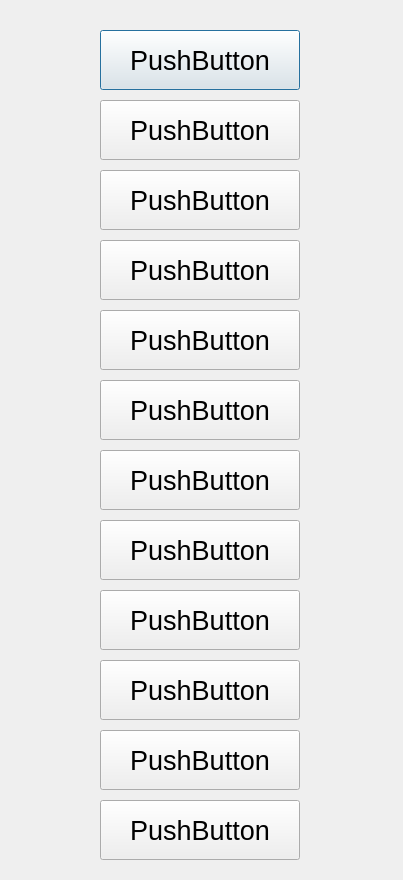
Qt form frontend/main.ui (pleiadesian/IdaoWatcher) before a commit.
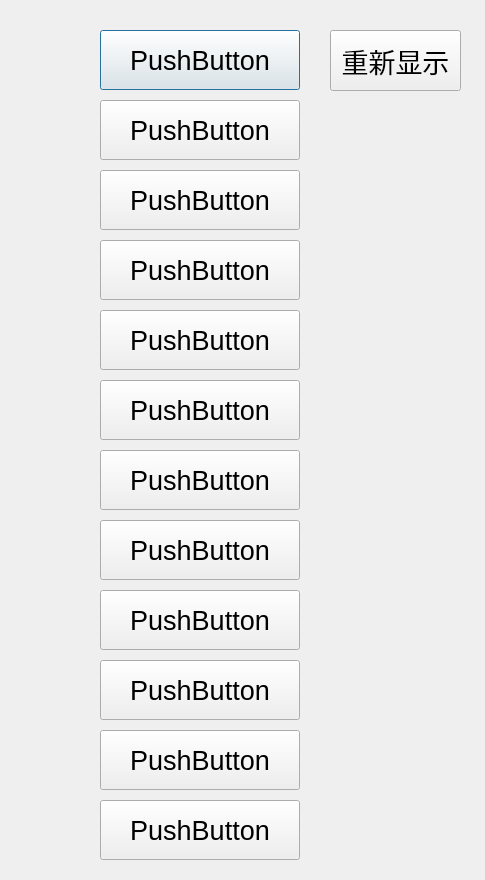
The same form after that commit.

Commit message: add replay button

Patch:
```diff
--- a/frontend/main.ui
+++ b/frontend/main.ui
@@ -9,7 +9,7 @@
    <rect>
     <x>0</x>
     <y>0</y>
-    <width>403</width>
+    <width>485</width>
     <height>880</height>
    </rect>
   </property>
@@ -232,6 +232,24 @@
     <string>PushButton</string>
    </property>
   </widget>
+  <widget class="QPushButton" name="pushButton">
+   <property name="geometry">
+    <rect>
+     <x>330</x>
+     <y>30</y>
+     <width>131</width>
+     <height>61</height>
+    </rect>
+   </property>
+   <property name="font">
+    <font>
+     <pointsize>20</pointsize>
+    </font>
+   </property>
+   <property name="text">
+    <string>重新显示</string>
+   </property>
+  </widget>
  </widget>
  <resources/>
  <connections/>
```
Left out of the diff: 20 changed lines with no effect on the pictures. The commit also changes 2 other files.
